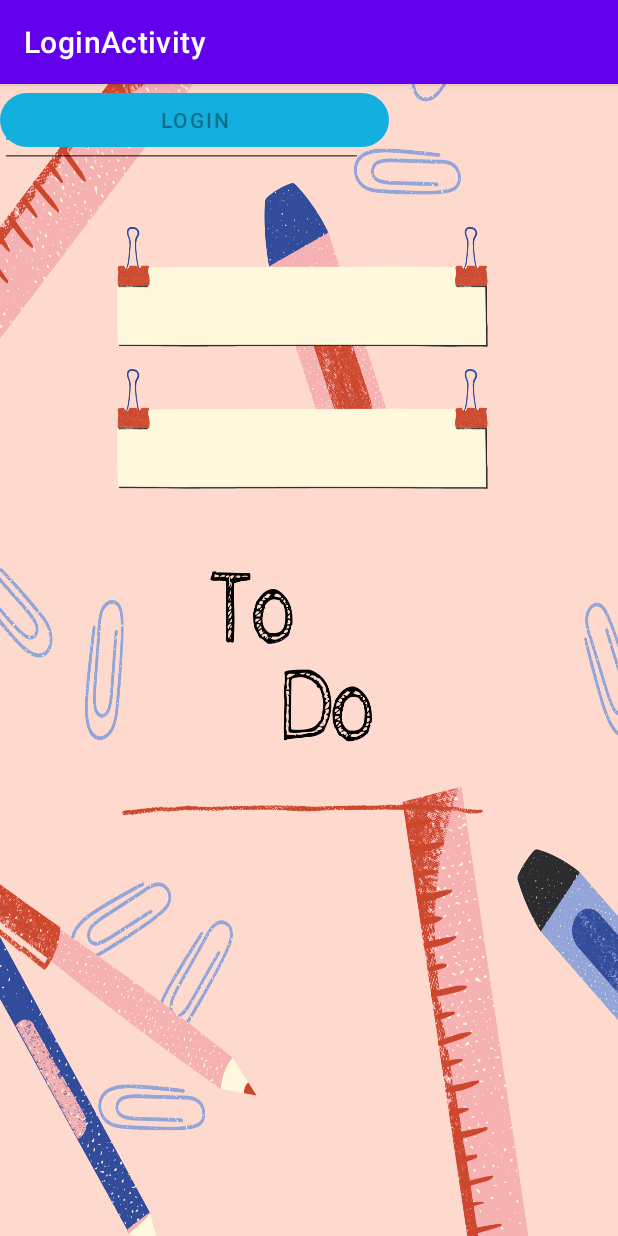
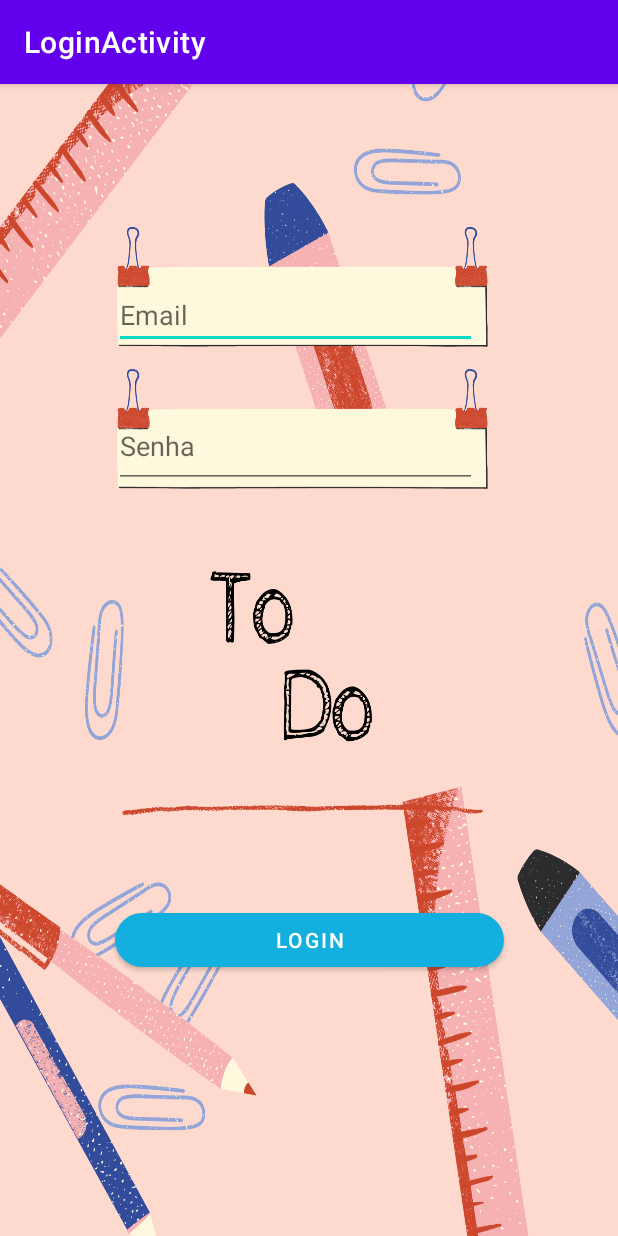
Before and after one commit to camisminei/Trab2PROBMOB, an Android app: the Login screen opened directly, with no data from a screen before it, on a phone screen of 412 x 824 dp. Run offline under Robolectric (Android 15) with nearby library versions, the light colour scheme and no system bars.

Commit message:
Criar setOnClickListener para o botão da tela de Login Pequenas correções

```diff
--- a/app/src/main/java/com/example/trabfinal/Login.java
+++ b/app/src/main/java/com/example/trabfinal/Login.java
@@ -21,29 +21,29 @@ public class Login extends AppCompatActivity {
         setContentView(R.layout.activity_login);
         edtLoginEmail = findViewById(R.id.edtLoginEmail);
         edtLoginPassword = findViewById(R.id.edtLoginSenha);
+        btnLogin = findViewById(R.id.bttnLogin);
+        userHelper = new DBToDoHelper(Login.this);
+
+        btnLogin.setOnClickListener(new View.OnClickListener() {
+            @Override
+            public void onClick(View v) {
+                String email = edtLoginEmail.getText().toString();
+                String pass = edtLoginPassword.getText().toString();
+                String password = userHelper.buscaSenha(email);
+                userHelper.close();
+                if(password.equals(pass)) {
+                    Intent it = new Intent(Login.this, TarefasActivity.class);
+                    startActivity(it);
+                } else if(password.equals("Não encontrado")) {
+                    Toast toast = Toast.makeText(Login.this, "Usuário não encontrado", Toast.LENGTH_LONG);
+                    toast.show();
+                } else {
+                    Toast toast = Toast.makeText(Login.this, "Senha incorreta", Toast.LENGTH_LONG);
+                    toast.show();
+                }
+            }
+        });
 
     }
 
-    public void conectar(View view) {
-
-        String email = edtLoginEmail.getText().toString();
-        String pass = edtLoginPassword.getText().toString();
-        //implementar busca de senha
-        String password = userHelper.buscaSenha(email);
-        if(password.equals(pass)) {
-            Intent it = new Intent(this, TarefasActivity.class);
-            startActivity(it);
-        } else {
-
-            Toast toast = Toast.makeText(this, "Usuário não encontrado", Toast.LENGTH_LONG);
-            toast.show();
-        }
-
     }
-
-
-
-
-
-
-}
--- a/app/src/main/java/com/example/trabfinal/Usuario.java
+++ b/app/src/main/java/com/example/trabfinal/Usuario.java
@@ -26,6 +26,10 @@ public class Usuario implements Serializable {
         this.telefone = telefone;
         this.senha = senha;
 
+    }
+
+    public Usuario (String email) {
+        this.email = email;
     }
 
     public int getIdUsuario() {
--- a/app/src/main/res/layout/activity_login.xml
+++ b/app/src/main/res/layout/activity_login.xml
@@ -1,7 +1,6 @@
 <?xml version="1.0" encoding="utf-8"?>
 <androidx.constraintlayout.widget.ConstraintLayout xmlns:android="http://schemas.android.com/apk/res/android"
     xmlns:app="http://schemas.android.com/apk/res-auto"
-    xmlns:tools="http://schemas.android.com/tools"
     android:id="@+id/container"
     android:layout_width="match_parent"
     android:layout_height="match_parent"
@@ -13,41 +12,39 @@
         android:layout_height="44dp"
         android:hint="@string/prompt_email"
         android:inputType="textEmailAddress"
-        android:selectAllOnFocus="true"
-        tools:layout_editor_absoluteX="66dp"
-        tools:layout_editor_absoluteY="104dp" />
+        app:layout_constraintBottom_toBottomOf="parent"
+        app:layout_constraintEnd_toEndOf="parent"
+        app:layout_constraintHorizontal_bias="0.449"
+        app:layout_constraintStart_toStartOf="parent"
+        app:layout_constraintTop_toTopOf="parent"
+        app:layout_constraintVertical_bias="0.183" />
 
     <EditText
         android:id="@+id/edtLoginSenha"
         android:layout_width="242dp"
         android:layout_height="56dp"
         android:hint="Senha"
-        android:imeActionLabel="@string/action_sign_in_short"
-        android:imeOptions="actionDone"
         android:inputType="textPassword"
-        android:selectAllOnFocus="true"
-        tools:layout_editor_absoluteX="65dp"
-        tools:layout_editor_absoluteY="187dp" />
+        app:layout_constraintBottom_toBottomOf="parent"
+        app:layout_constraintEnd_toEndOf="parent"
+        app:layout_constraintHorizontal_bias="0.449"
+        app:layout_constraintStart_toStartOf="parent"
+        app:layout_constraintTop_toTopOf="parent"
+        app:layout_constraintVertical_bias="0.3" />
+
 
     <Button
         android:id="@+id/bttnLogin"
-        style="@style/Widget.MaterialComponents.Button"
         android:layout_width="259dp"
         android:layout_height="wrap_content"
         android:layout_gravity="start"
-        android:enabled="false"
         android:text="Login"
         app:backgroundTint="#13B0DF"
         app:cornerRadius="20dp"
-        tools:layout_editor_absoluteX="76dp"
-        tools:layout_editor_absoluteY="544dp" />
+        app:layout_constraintBottom_toBottomOf="parent"
+        app:layout_constraintEnd_toEndOf="parent"
+        app:layout_constraintStart_toStartOf="parent"
+        app:layout_constraintTop_toTopOf="parent"
+        app:layout_constraintVertical_bias="0.759" />
 
-    <ProgressBar
-        android:id="@+id/loading"
-        android:layout_width="wrap_content"
-        android:layout_height="wrap_content"
-        android:layout_gravity="center"
-        android:visibility="gone"
-        tools:layout_editor_absoluteX="16dp"
-        tools:layout_editor_absoluteY="16dp" />
 </androidx.constraintlayout.widget.ConstraintLayout>
```
Also changed, not shown: app/src/main/java/com/example/trabfinal/DBToDoHelper.java (+8 -2 lines).
